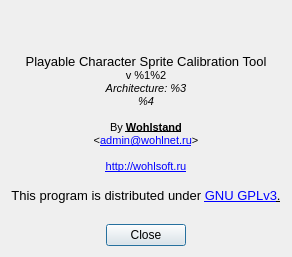
First picture: the form in PlayableCalibrator/about/about.ui, repository WohlSoft/Moondust-Project, before the edit.
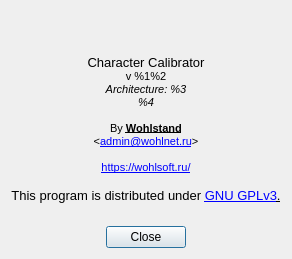
Second picture: the form after the edit. Icons and pictures are not drawn.

Commit message:
Calibrator: Future progress on the thing
TODO:
- Fix up the animator
- Make Animator being non-modal to keep it playing animation and allow real-time offsets updating to have easier preview of made changes

What changed in the file:
```diff
--- a/PlayableCalibrator/about/about.ui
+++ b/PlayableCalibrator/about/about.ui
@@ -7,7 +7,7 @@
     <x>0</x>
     <y>0</y>
     <width>288</width>
-    <height>257</height>
+    <height>259</height>
    </rect>
   </property>
   <property name="contextMenuPolicy">
@@ -33,18 +33,18 @@
       <string notr="true">&lt;!DOCTYPE HTML PUBLIC &quot;-//W3C//DTD HTML 4.0//EN&quot; &quot;http://www.w3.org/TR/REC-html40/strict.dtd&quot;&gt;
 &lt;html&gt;&lt;head&gt;&lt;meta name=&quot;qrichtext&quot; content=&quot;1&quot; /&gt;&lt;style type=&quot;text/css&quot;&gt;
 p, li { white-space: pre-wrap; }
-&lt;/style&gt;&lt;/head&gt;&lt;body style=&quot; font-family:'Sans'; font-size:10pt; font-weight:400; font-style:normal;&quot;&gt;
+&lt;/style&gt;&lt;/head&gt;&lt;body style=&quot; font-family:'Tahoma'; font-size:9pt; font-weight:400; font-style:normal;&quot;&gt;
 &lt;p align=&quot;center&quot; style=&quot; margin-top:0px; margin-bottom:0px; margin-left:0px; margin-right:0px; -qt-block-indent:0; text-indent:0px;&quot;&gt;&lt;img src=&quot;:/images/Icon48.png&quot; /&gt;&lt;/p&gt;
 &lt;p align=&quot;center&quot; style=&quot;-qt-paragraph-type:empty; margin-top:0px; margin-bottom:0px; margin-left:0px; margin-right:0px; -qt-block-indent:0; text-indent:0px; font-family:'Liberation Sans'; font-size:8.25pt;&quot;&gt;&lt;br /&gt;&lt;/p&gt;
-&lt;p align=&quot;center&quot; style=&quot; margin-top:0px; margin-bottom:0px; margin-left:0px; margin-right:0px; -qt-block-indent:0; text-indent:0px;&quot;&gt;&lt;span style=&quot; font-family:'Liberation Sans';&quot;&gt;Playable Character Sprite Calibration Tool&lt;/span&gt;&lt;/p&gt;
+&lt;p align=&quot;center&quot; style=&quot; margin-top:0px; margin-bottom:0px; margin-left:0px; margin-right:0px; -qt-block-indent:0; text-indent:0px;&quot;&gt;&lt;span style=&quot; font-family:'Liberation Sans'; font-size:10pt;&quot;&gt;Character Calibrator&lt;/span&gt;&lt;/p&gt;
 &lt;p align=&quot;center&quot; style=&quot; margin-top:0px; margin-bottom:0px; margin-left:0px; margin-right:0px; -qt-block-indent:0; text-indent:0px;&quot;&gt;&lt;span style=&quot; font-family:'Liberation Sans'; font-size:8pt;&quot;&gt;v %1%2&lt;/span&gt;&lt;/p&gt;
 &lt;p align=&quot;center&quot; style=&quot; margin-top:0px; margin-bottom:0px; margin-left:0px; margin-right:0px; -qt-block-indent:0; text-indent:0px;&quot;&gt;&lt;span style=&quot; font-family:'Liberation Sans'; font-size:8pt; font-style:italic;&quot;&gt;Architecture: %3&lt;/span&gt;&lt;/p&gt;
 &lt;p align=&quot;center&quot; style=&quot; margin-top:0px; margin-bottom:0px; margin-left:0px; margin-right:0px; -qt-block-indent:0; text-indent:0px;&quot;&gt;&lt;span style=&quot; font-family:'Liberation Sans'; font-size:8pt; font-style:italic;&quot;&gt;%4&lt;/span&gt;&lt;/p&gt;
 &lt;p align=&quot;center&quot; style=&quot;-qt-paragraph-type:empty; margin-top:0px; margin-bottom:0px; margin-left:0px; margin-right:0px; -qt-block-indent:0; text-indent:0px; font-family:'Liberation Sans'; font-size:8pt;&quot;&gt;&lt;br /&gt;&lt;/p&gt;
 &lt;p align=&quot;center&quot; style=&quot; margin-top:0px; margin-bottom:0px; margin-left:0px; margin-right:0px; -qt-block-indent:0; text-indent:0px;&quot;&gt;&lt;span style=&quot; font-family:'Liberation Sans'; font-size:8pt;&quot;&gt;By &lt;/span&gt;&lt;span style=&quot; font-family:'Liberation Sans'; font-size:8pt; font-weight:600; text-decoration: underline;&quot;&gt;Wohlstand&lt;br /&gt;&lt;/span&gt;&lt;span style=&quot; font-family:'Liberation Sans'; font-size:8pt;&quot;&gt;&amp;lt;&lt;/span&gt;&lt;a href=&quot;mailto:admin@wohlnet.ru&quot;&gt;&lt;span style=&quot; font-family:'Liberation Sans'; font-size:8pt; text-decoration: underline; color:#0000ff;&quot;&gt;admin@wohlnet.ru&lt;/span&gt;&lt;/a&gt;&lt;span style=&quot; font-family:'Liberation Sans'; font-size:8pt;&quot;&gt;&amp;gt;&lt;/span&gt;&lt;/p&gt;
 &lt;p align=&quot;center&quot; style=&quot;-qt-paragraph-type:empty; margin-top:0px; margin-bottom:0px; margin-left:0px; margin-right:0px; -qt-block-indent:0; text-indent:0px; font-family:'Liberation Sans'; font-size:8pt;&quot;&gt;&lt;br /&gt;&lt;/p&gt;
-&lt;p align=&quot;center&quot; style=&quot; margin-top:0px; margin-bottom:0px; margin-left:0px; margin-right:0px; -qt-block-indent:0; text-indent:0px;&quot;&gt;&lt;a href=&quot;http://wohlsoft.ru&quot;&gt;&lt;span style=&quot; font-family:'Liberation Sans'; font-size:8pt; text-decoration: underline; color:#0000ff;&quot;&gt;http://wohlsoft.ru&lt;/span&gt;&lt;/a&gt;&lt;span style=&quot; font-family:'Liberation Sans'; font-size:8pt;&quot;&gt;&lt;br /&gt;&lt;/span&gt;&lt;/p&gt;
-&lt;p align=&quot;center&quot; style=&quot; margin-top:0px; margin-bottom:0px; margin-left:0px; margin-right:0px; -qt-block-indent:0; text-indent:0px;&quot;&gt;&lt;span style=&quot; font-family:'Liberation Sans';&quot;&gt;This program is distributed under &lt;/span&gt;&lt;a href=&quot;http://www.gnu.org/licenses/gpl.html&quot;&gt;&lt;span style=&quot; font-family:'Liberation Sans'; text-decoration: underline; color:#0000ff;&quot;&gt;GNU GPLv3&lt;/span&gt;&lt;/a&gt;&lt;span style=&quot; font-family:'Liberation Sans'; text-decoration: underline;&quot;&gt;.&lt;/span&gt;&lt;/p&gt;&lt;/body&gt;&lt;/html&gt;</string>
+&lt;p align=&quot;center&quot; style=&quot; margin-top:0px; margin-bottom:0px; margin-left:0px; margin-right:0px; -qt-block-indent:0; text-indent:0px;&quot;&gt;&lt;a href=&quot;https://wohlsoft.ru/&quot;&gt;&lt;span style=&quot; font-family:'Liberation Sans'; font-size:8pt; text-decoration: underline; color:#0000ff;&quot;&gt;https://wohlsoft.ru/&lt;/span&gt;&lt;/a&gt;&lt;span style=&quot; font-family:'Liberation Sans'; font-size:8pt;&quot;&gt;&lt;br /&gt;&lt;/span&gt;&lt;/p&gt;
+&lt;p align=&quot;center&quot; style=&quot; margin-top:0px; margin-bottom:0px; margin-left:0px; margin-right:0px; -qt-block-indent:0; text-indent:0px;&quot;&gt;&lt;span style=&quot; font-family:'Liberation Sans'; font-size:10pt;&quot;&gt;This program is distributed under &lt;/span&gt;&lt;a href=&quot;http://www.gnu.org/licenses/gpl.html&quot;&gt;&lt;span style=&quot; font-family:'Liberation Sans'; font-size:10pt; text-decoration: underline; color:#0000ff;&quot;&gt;GNU GPLv3&lt;/span&gt;&lt;/a&gt;&lt;span style=&quot; font-family:'Liberation Sans'; font-size:10pt; text-decoration: underline;&quot;&gt;.&lt;/span&gt;&lt;/p&gt;&lt;/body&gt;&lt;/html&gt;</string>
      </property>
      <property name="alignment">
       <set>Qt::AlignCenter</set>
```
Left out of the diff: 3 changed lines with no effect on the pictures. The commit also changes 38 other files.
